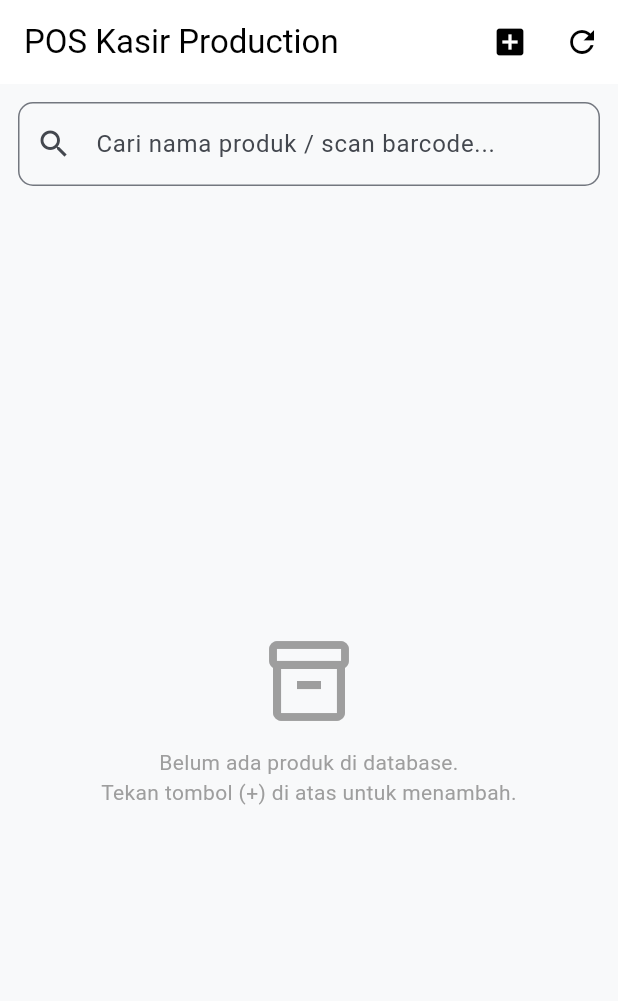
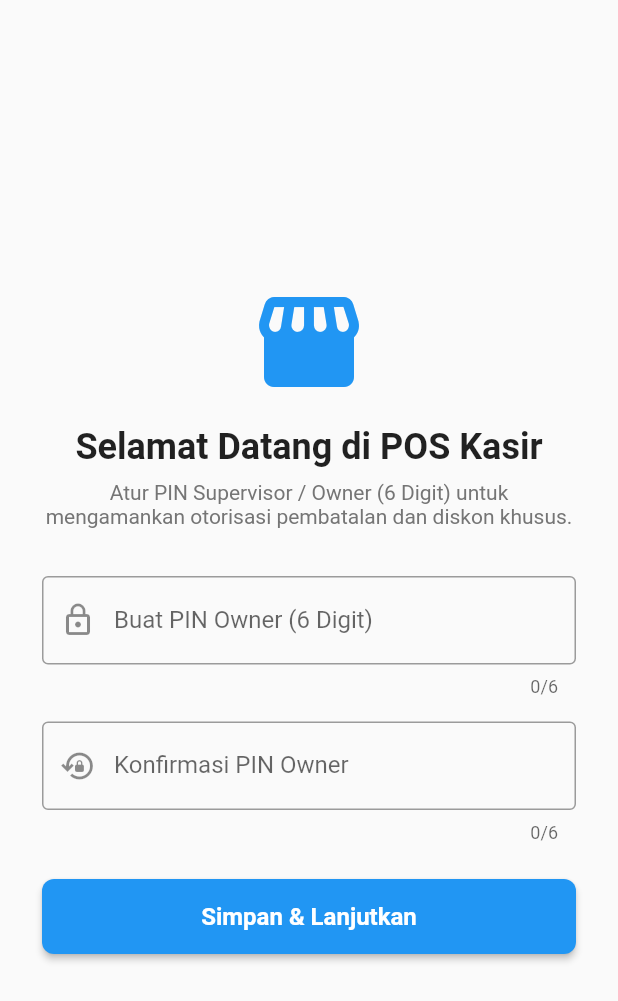
Before and after one commit to milala02/aplikasi-kasir, a Flutter app: the screen it shows after launch, on a phone screen of 412 x 824 dp. Shown: the top 1001 px of the screen. Run offline on Flutter 3.47's test engine with Material 3 defaults, Android fonts, the phone set to English and light mode, and no system bars; our stand-ins replace drift, fl_chart, shared_preferences, sqflite; accounts and stored records are empty; generated files the repository leaves out were written again.

```diff
--- a/lib/main.dart
+++ b/lib/main.dart
@@ -1,38 +1,37 @@
 import 'package:flutter/material.dart';
 import 'package:provider/provider.dart';
+import 'package:shared_preferences/shared_preferences.dart';
 import 'providers/pos_provider.dart';
 import 'views/pos_dashboard_screen.dart';
+import 'views/initial_pin_setup_screen.dart';
 
-void main() {
+void main() async {
   WidgetsFlutterBinding.ensureInitialized();
-  runApp(const MyApp());
+  final prefs = await SharedPreferences.getInstance();
+  final bool isSetupDone = prefs.getBool('is_initial_setup_done') ?? false;
+
+  runApp(MyApp(isSetupDone: isSetupDone));
 }
 
 class MyApp extends StatelessWidget {
-  const MyApp({super.key});
+  final bool isSetupDone;
+
+  const MyApp({super.key, this.isSetupDone = false});
 
   @override
   Widget build(BuildContext context) {
-    return ChangeNotifierProvider(
-      create: (_) => PosProvider(),
+    return MultiProvider(
+      providers: [
+        ChangeNotifierProvider(create: (_) => PosProvider()..loadProducts()),
+      ],
       child: MaterialApp(
-        title: 'POS Production',
+        title: 'POS Kasir',
         debugShowCheckedModeBanner: false,
         theme: ThemeData(
-          colorScheme: ColorScheme.fromSeed(
-            seedColor: Colors.blue,
-            primary: Colors.blue,
-          ),
-          useMaterial3: true,
-          scaffoldBackgroundColor: const Color(0xFFF8F9FA),
-          appBarTheme: const AppBarTheme(
-            elevation: 0,
-            centerTitle: false,
-            backgroundColor: Colors.white,
-            foregroundColor: Colors.black,
-          ),
+          primarySwatch: Colors.blue,
+          useMaterial3: false,
         ),
-        home: const PosDashboardScreen(),
+        home: isSetupDone ? const PosDashboardScreen() : const InitialPinSetupScreen(),
       ),
     );
   }
--- /dev/null
+++ b/lib/views/initial_pin_setup_screen.dart
@@ -0,0 +1,126 @@
+import 'package:flutter/material.dart';
+import 'package:shared_preferences/shared_preferences.dart';
+import 'package:crypto/crypto.dart';
+import 'dart:convert';
+import 'pos_dashboard_screen.dart';
+
+class InitialPinSetupScreen extends StatefulWidget {
+  const InitialPinSetupScreen({super.key});
+
+  @override
+  State<InitialPinSetupScreen> createState() => _InitialPinSetupScreenState();
+}
+
+class _InitialPinSetupScreenState extends State<InitialPinSetupScreen> {
+  final TextEditingController _pinController = TextEditingController();
+  final TextEditingController _confirmPinController = TextEditingController();
+  final _formKey = GlobalKey<FormState>();
+  bool _isLoading = false;
+
+  Future<void> _saveOwnerPin() async {
+    if (!_formKey.currentState!.validate()) return;
+
+    setState(() => _isLoading = true);
+
+    final rawPin = _pinController.text.trim();
+    // Hashing SHA-256 untuk keamanan PIN
+    final hashedPin = sha256.convert(utf8.encode(rawPin)).toString();
+
+    final prefs = await SharedPreferences.getInstance();
+    await prefs.setString('owner_pin_hash', hashedPin);
+    await prefs.setBool('is_initial_setup_done', true);
+
+    if (mounted) {
+      setState(() => _isLoading = false);
+      Navigator.of(context).pushReplacement(
+        MaterialPageRoute(builder: (_) => const PosDashboardScreen()),
+      );
+    }
+  }
+
+  @override
+  Widget build(BuildContext context) {
+    return Scaffold(
+      body: SafeArea(
+        child: Center(
+          child: SingleChildScrollView(
+            padding: const EdgeInsets.all(28.0),
+            child: Form(
+              key: _formKey,
+              child: Column(
+                mainAxisAlignment: MainAxisAlignment.center,
+                crossAxisAlignment: CrossAxisAlignment.stretch,
+                children: [
+                  const Icon(Icons.storefront_rounded, size: 80, color: Colors.blue),
+                  const SizedBox(height: 16),
+                  const Text(
+                    'Selamat Datang di POS Kasir',
+                    textAlign: TextAlign.center,
+                    style: TextStyle(fontSize: 24, fontWeight: FontWeight.bold),
+                  ),
+                  const SizedBox(height: 8),
+                  Text(
+                    'Atur PIN Supervisor / Owner (6 Digit) untuk mengamankan otorisasi pembatalan dan diskon khusus.',
+                    textAlign: TextAlign.center,
+                    style: TextStyle(color: Colors.grey[600], fontSize: 14),
+                  ),
+                  const SizedBox(height: 32),
+                  TextFormField(
+                    controller: _pinController,
+                    keyboardType: TextInputType.number,
+                    obscureText: true,
+                    maxLength: 6,
+                    decoration: const InputDecoration(
+                      labelText: 'Buat PIN Owner (6 Digit)',
+                      prefixIcon: Icon(Icons.lock_outline),
+                      border: OutlineInputBorder(),
+                    ),
+                    validator: (val) {
+                      if (val == null || val.length != 6 || int.tryParse(val) == null) {
+                        return 'PIN harus berupa 6 angka';
+                      }
+                      return null;
+                    },
+                  ),
+                  const SizedBox(height: 16),
+                  TextFormField(
+                    controller: _confirmPinController,
+                    keyboardType: TextInputType.number,
+                    obscureText: true,
+                    maxLength: 6,
+                    decoration: const InputDecoration(
+                      labelText: 'Konfirmasi PIN Owner',
+                      prefixIcon: Icon(Icons.lock_reset_outlined),
+                      border: OutlineInputBorder(),
+                    ),
+                    validator: (val) {
+                      if (val != _pinController.text) {
+                        return 'Konfirmasi PIN tidak cocok';
+                      }
+                      return null;
+                    },
+                  ),
+                  const SizedBox(height: 24),
+                  SizedBox(
+                    height: 50,
+                    child: ElevatedButton(
+                      onPressed: _isLoading ? null : _saveOwnerPin,
+                      style: ElevatedButton.styleFrom(
+                        backgroundColor: Colors.blue,
+                        foregroundColor: Colors.white,
+                        shape: RoundedRectangleBorder(borderRadius: BorderRadius.circular(8)),
+                      ),
+                      child: _isLoading
+                          ? const SizedBox(height: 20, width: 20, child: CircularProgressIndicator(strokeWidth: 2, color: Colors.white))
+                          : const Text('Simpan & Lanjutkan', style: TextStyle(fontSize: 16, fontWeight: FontWeight.bold)),
+                    ),
+                  ),
+                ],
+              ),
+            ),
+          ),
+        ),
+      ),
+    );
+  }
+}
```
